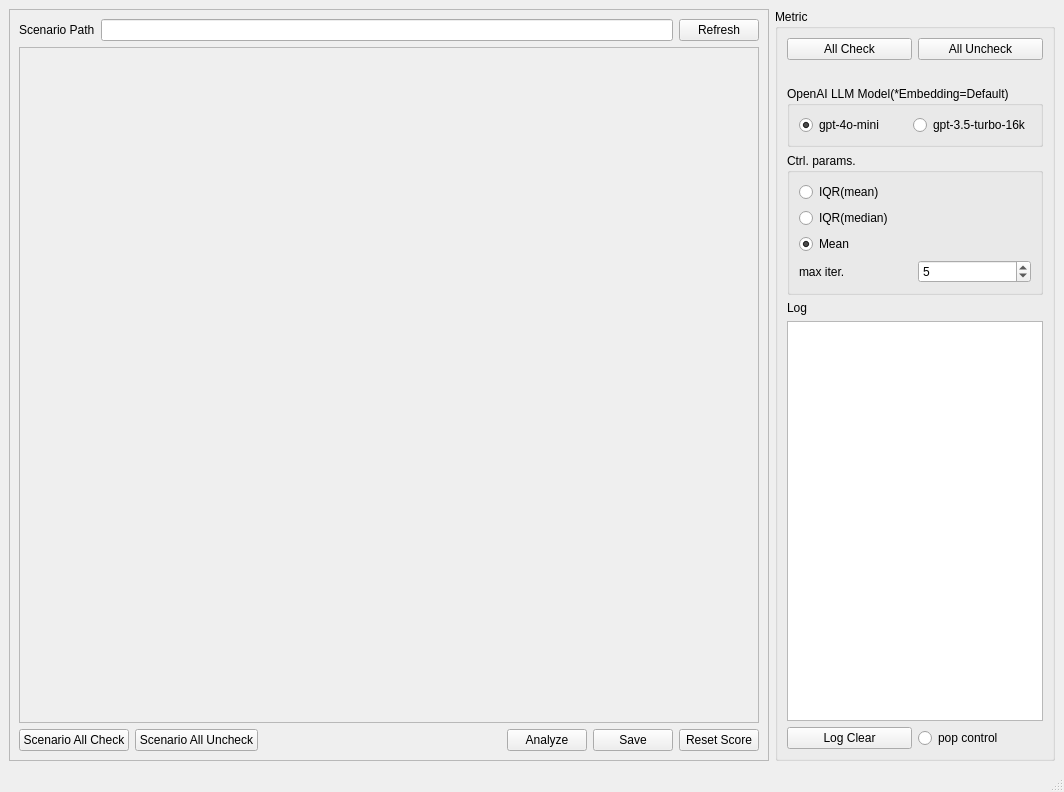
Old version of the form chatgpt_performance_metric/ui_designer/main_frame.ui in the repository tom-shin/perf_metric.
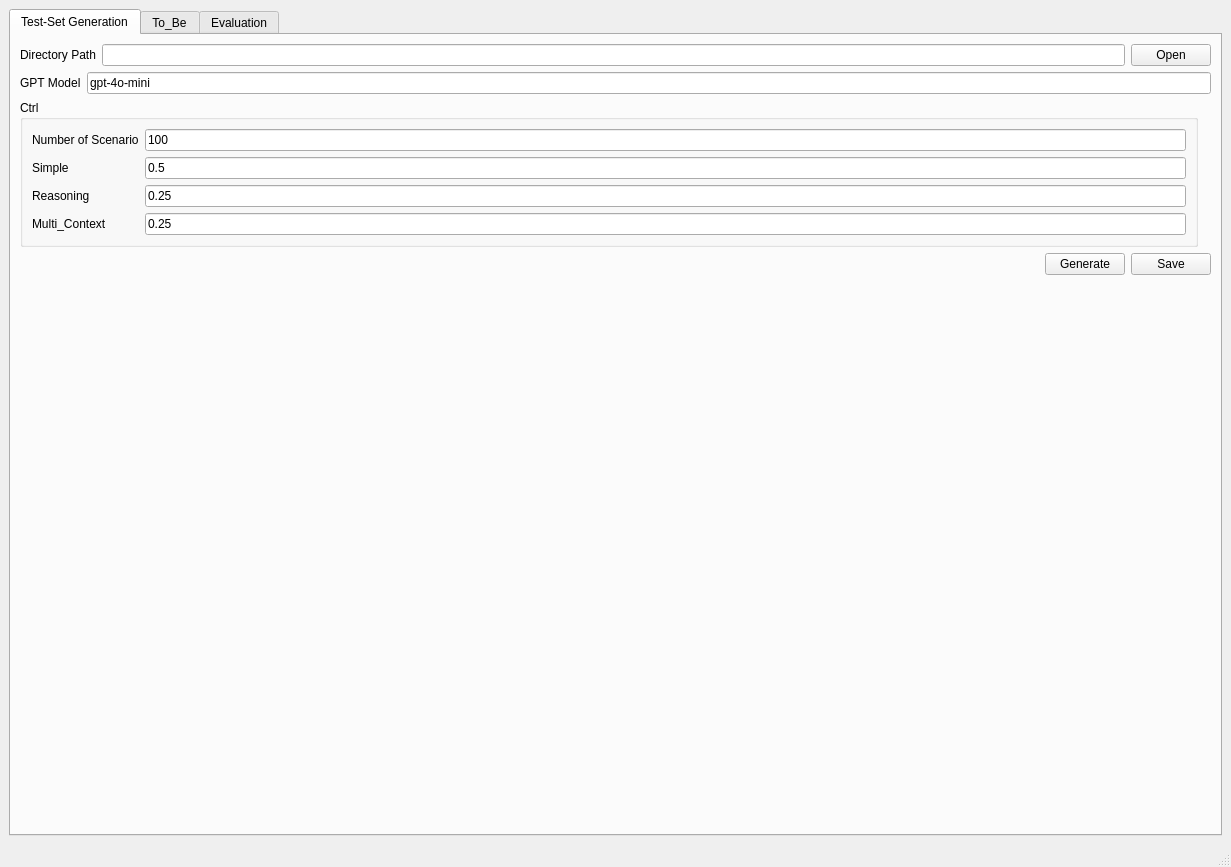
New version of the form.

Commit message:
[ing] add test_gen
.

Diff of the .ui file:
```diff
--- a/chatgpt_performance_metric/ui_designer/main_frame.ui
+++ b/chatgpt_performance_metric/ui_designer/main_frame.ui
@@ -6,14 +6,199 @@
    <rect>
     <x>0</x>
     <y>0</y>
-    <width>1064</width>
-    <height>792</height>
+    <width>1231</width>
+    <height>867</height>
    </rect>
   </property>
   <property name="windowTitle">
    <string>MainWindow</string>
   </property>
   <widget class="QWidget" name="centralwidget">
+   <layout class="QHBoxLayout" name="horizontalLayout">
+    <item>
+     <widget class="QTabWidget" name="tabWidget">
+      <property name="currentIndex">
+       <number>0</number>
+      </property>
+      <widget class="QWidget" name="tab">
+       <attribute name="title">
+        <string>Test-Set Generation</string>
+       </attribute>
+       <layout class="QVBoxLayout" name="verticalLayout_3">
+        <item>
+         <layout class="QHBoxLayout" name="horizontalLayout_7">
+          <item>
+           <widget class="QLabel" name="label_5">
+            <property name="text">
+             <string>Directory Path</string>
+            </property>
+           </widget>
+          </item>
+          <item>
+           <widget class="QLineEdit" name="dirlineEdit"/>
+          </item>
+          <item>
+           <widget class="QPushButton" name="dirpushButton">
+            <property name="text">
+             <string>Open</string>
+            </property>
+           </widget>
+          </item>
+         </layout>
+        </item>
+        <item>
+         <layout class="QHBoxLayout" name="horizontalLayout_8">
+          <item>
+           <widget class="QLabel" name="label_6">
+            <property name="text">
+             <string>GPT Model</string>
+            </property>
+           </widget>
+          </item>
+          <item>
+           <widget class="QLineEdit" name="gptlineEdit">
+            <property name="text">
+             <string>gpt-4o-mini</string>
+            </property>
+           </widget>
+          </item>
+         </layout>
+        </item>
+        <item>
+         <layout class="QHBoxLayout" name="horizontalLayout_11">
+          <item>
+           <widget class="QGroupBox" name="groupBox_4">
+            <property name="title">
+             <string>Ctrl</string>
+            </property>
+            <layout class="QVBoxLayout" name="verticalLayout_6">
+             <item>
+              <layout class="QGridLayout" name="gridLayout_5">
+               <item row="0" column="1">
+                <widget class="QLineEdit" name="n_lineEdit">
+                 <property name="text">
+                  <string>100</string>
+                 </property>
+                </widget>
+               </item>
+               <item row="2" column="1">
+                <widget class="QLineEdit" name="reasonlineEdit">
+                 <property name="text">
+                  <string>0.25</string>
+                 </property>
+                </widget>
+               </item>
+               <item row="0" column="0">
+                <widget class="QLabel" name="label_8">
+                 <property name="text">
+                  <string>Number of Scenario</string>
+                 </property>
+                </widget>
+               </item>
+               <item row="1" column="1">
+                <widget class="QLineEdit" name="simplelineEdit">
+                 <property name="text">
+                  <string>0.5</string>
+                 </property>
+                </widget>
+               </item>
+               <item row="3" column="1">
+                <widget class="QLineEdit" name="multilineEdit">
+                 <property name="text">
+                  <string>0.25</string>
+                 </property>
+                </widget>
+               </item>
+               <item row="1" column="0">
+                <widget class="QLabel" name="label_9">
+                 <property name="text">
+                  <string>Simple</string>
+                 </property>
+                </widget>
+               </item>
+               <item row="2" column="0">
+                <widget class="QLabel" name="label_10">
+                 <property name="text">
+                  <string>Reasoning</string>
+                 </property>
+                </widget>
+               </item>
+               <item row="3" column="0">
+                <widget class="QLabel" name="label_11">
+                 <property name="text">
+                  <string>Multi_Context</string>
+                 </property>
+                </widget>
+               </item>
+              </layout>
+             </item>
+            </layout>
+           </widget>
+          </item>
+          <item>
+           <widget class="QLabel" name="label_7">
+            <property name="text">
+             <string/>
+            </property>
+           </widget>
+          </item>
+         </layout>
+        </item>
+        <item>
+         <layout class="QHBoxLayout" name="horizontalLayout_10">
+          <item>
+           <spacer name="horizontalSpacer_2">
+            <property name="orientation">
+             <enum>Qt::Horizontal</enum>
+            </property>
+            <property name="sizeHint" stdset="0">
+             <size>
+              <width>40</width>
+              <height>20</height>
+             </size>
+            </property>
+           </spacer>
+          </item>
+          <item>
+           <widget class="QPushButton" name="gengenpushButton">
+            <property name="text">
+             <string>Generate</string>
+            </property>
+           </widget>
+          </item>
+          <item>
+           <widget class="QPushButton" name="gensavepushButton">
+            <property name="text">
+             <string>Save</string>
+            </property>
+           </widget>
+          </item>
+         </layout>
+        </item>
+        <item>
+         <spacer name="verticalSpacer">
+          <property name="orientation">
+           <enum>Qt::Vertical</enum>
+          </property>
+          <property name="sizeHint" stdset="0">
+           <size>
+            <width>20</width>
+            <height>40</height>
+           </size>
+          </property>
+         </spacer>
+        </item>
+       </layout>
+      </widget>
+      <widget class="QWidget" name="tab_3">
+       <attribute name="title">
+        <string>To_Be</string>
+       </attribute>
+      </widget>
+      <widget class="QWidget" name="tab_2">
+       <attribute name="title">
+        <string>Evaluation</string>
+       </attribute>
    <layout class="QGridLayout" name="gridLayout">
     <item row="0" column="0">
      <widget class="QFrame" name="frame">
@@ -65,8 +250,8 @@
            <rect>
             <x>0</x>
             <y>0</y>
-            <width>695</width>
-            <height>617</height>
+                <width>868</width>
+                <height>665</height>
            </rect>
           </property>
           <layout class="QVBoxLayout" name="verticalLayout_11">
@@ -78,7 +263,7 @@
         </widget>
        </item>
        <item row="2" column="0">
-        <layout class="QHBoxLayout" name="horizontalLayout_4">
+            <layout class="QHBoxLayout" name="horizontalLayout_6">
          <item>
           <widget class="QPushButton" name="all_check_scenario">
            <property name="text">
@@ -278,7 +463,7 @@
         </widget>
        </item>
        <item>
-        <layout class="QHBoxLayout" name="horizontalLayout">
+            <layout class="QHBoxLayout" name="horizontalLayout_4">
          <item>
           <widget class="QPushButton" name="log_clear_pushButton">
            <property name="text">
@@ -300,6 +485,10 @@
     </item>
    </layout>
   </widget>
+     </widget>
+    </item>
+   </layout>
+  </widget>
   <widget class="QMenuBar" name="menubar">
    <property name="geometry">
     <rect>
```
Left out of the diff: 4 changed lines with no effect on the pictures. Lines whose indentation alone changed are shown as unchanged. The commit also changes 18 other files.
